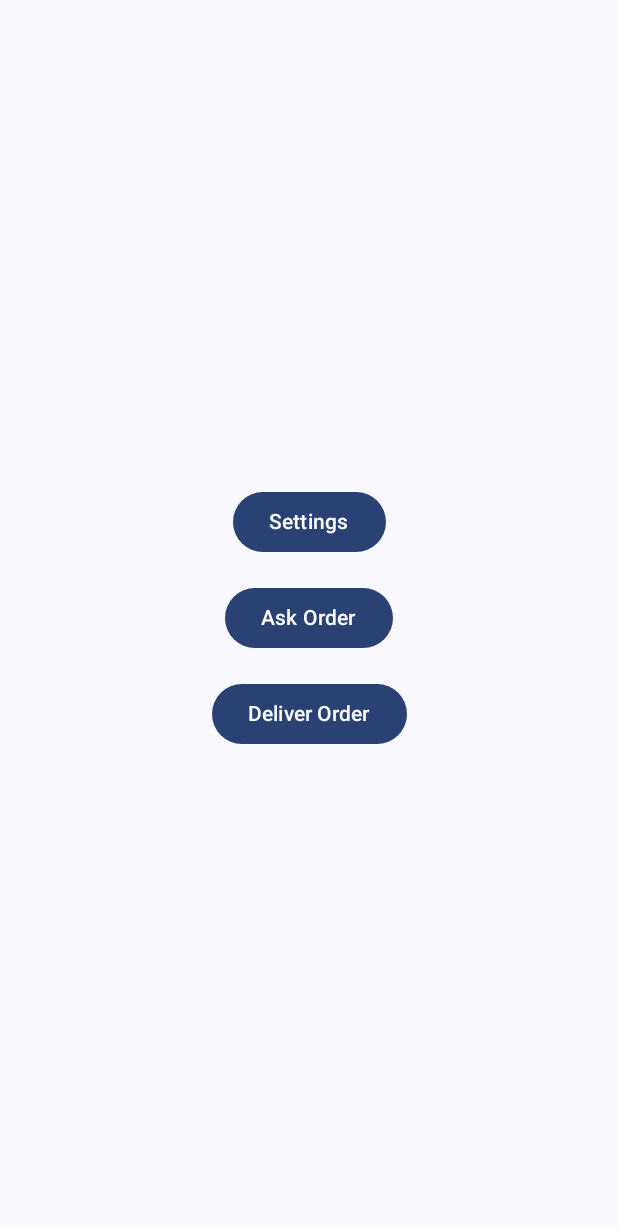
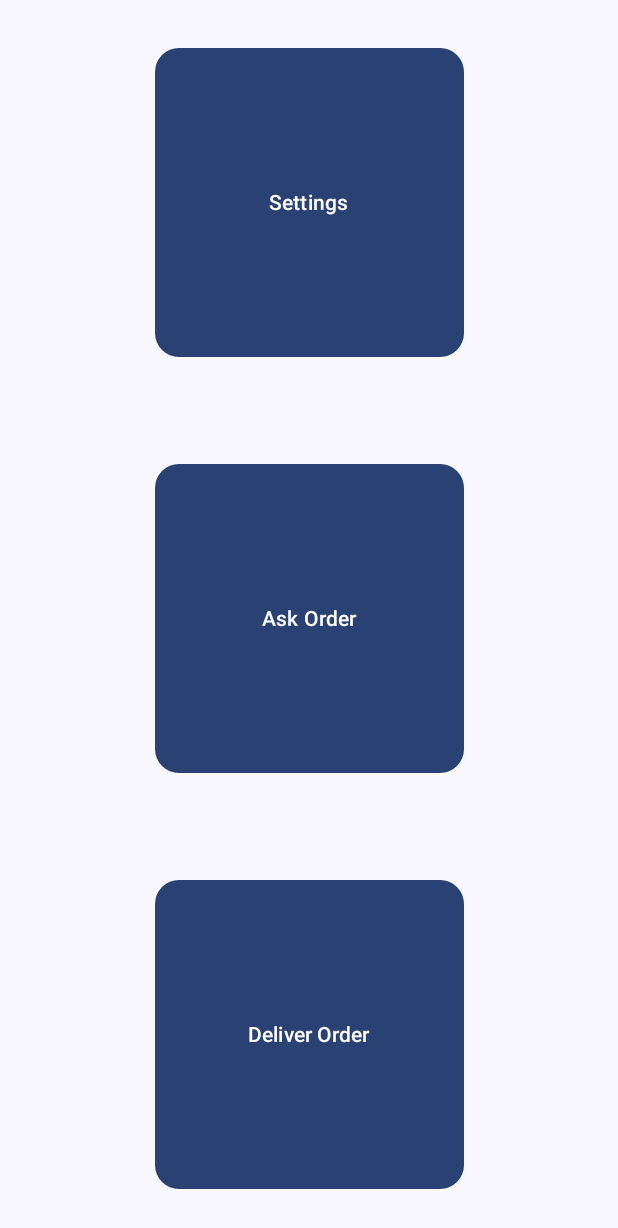
Before and after one commit to Andy-Leo10/restaurant, an Android app built with Jetpack Compose: the first screen one second after launch (MainActivity), on a phone screen of 412 x 824 dp. Shown: the top 1228 px of the screen. Run offline under Robolectric (Android 15) with nearby library versions, the phone set to English and light mode, and no system bars.

Commit message:
Main screen changed and responsive

```diff
--- a/app/src/main/java/com/example/restaurant/MainActivity.kt
+++ b/app/src/main/java/com/example/restaurant/MainActivity.kt
@@ -1,7 +1,7 @@
 package com.example.restaurant
+import com.example.restaurant.ui.theme.RestaurantTheme
 
 import android.os.Bundle
-import android.os.RemoteException
 import androidx.activity.ComponentActivity
 import androidx.activity.compose.setContent
 import androidx.activity.enableEdgeToEdge
@@ -14,16 +14,10 @@ import androidx.compose.ui.Modifier
 import androidx.compose.ui.Alignment
 import androidx.compose.ui.tooling.preview.Preview
 import androidx.compose.ui.unit.dp
-import com.example.restaurant.ui.theme.RestaurantTheme
-
-import com.ainirobot.coreservice.client.RobotApi
-import com.ainirobot.coreservice.client.ApiListener
 import android.util.Log
-import androidx.lifecycle.DefaultLifecycleObserver
-import androidx.lifecycle.LifecycleOwner
-import com.ainirobot.coreservice.client.Definition
-import com.ainirobot.coreservice.client.StatusListener
-import com.ainirobot.coreservice.client.listener.CommandListener
+import androidx.compose.ui.platform.LocalConfiguration
+import android.content.res.Configuration
+import androidx.compose.foundation.shape.RoundedCornerShape
 
 // components
 import com.example.restaurant.components.ScreenSizeComponent
@@ -34,7 +28,7 @@ class MainActivity : ComponentActivity() {
     override fun onCreate(savedInstanceState: Bundle?) {
         super.onCreate(savedInstanceState)
         enableEdgeToEdge()
-        RobotApiManager.connectToServer(this, this)
+        // RobotApiManager.connectToServer(this, this)
 
         setContent {
             RestaurantTheme {
@@ -42,22 +36,6 @@ class MainActivity : ComponentActivity() {
             }
         }
     }
-
-    // private fun setOrderCallback() {
-    //     // Set the callback for receiving order requests from the server
-    //     try {
-    //         RobotApi.getInstance().setRequestCallback(object : IRobotSettingApi.RequestCallback {
-    //             override fun onRequestReceived(request: String) {
-    //                 // Handle incoming requests from the server
-    //                 Log.i("MainActivity", "Request received: $request")
-    //                 // Add logic here to process the order
-    //             }
-    //         })
-    //         Log.i("MainActivity", "Order callback set successfully")
-    //     } catch (e: Exception) {
-    //         Log.e("MainActivity", "Failed to set order callback: ${e.message}", e)
-    //     }
-    // }
 }
 
 @Composable
@@ -82,34 +60,104 @@ fun MainScreen(
     onNavigateToAskOrder: () -> Unit = {},
     onNavigateToDeliverOrder: () -> Unit = {}
 ) {
+    val configuration = LocalConfiguration.current
+    val isPortrait = configuration.orientation == Configuration.ORIENTATION_PORTRAIT
+
     Scaffold(modifier = Modifier.fillMaxSize()) { innerPadding ->
+        if (isPortrait) {
+            // Grid of 3x1 for portrait mode
             Column(
                 modifier = Modifier
                     .padding(innerPadding)
-                .fillMaxSize()
-                .padding(16.dp),
-            verticalArrangement = Arrangement.Center,
+                    .fillMaxSize(),
+                verticalArrangement = Arrangement.SpaceEvenly,
                 horizontalAlignment = Alignment.CenterHorizontally
             ) {
-            Button(onClick = onNavigateToSettings) {
+                Button(
+                    onClick = onNavigateToSettings,
+                    modifier = Modifier
+                        .fillMaxWidth(0.5f)
+                        .aspectRatio(1f),
+                    shape = RoundedCornerShape(16.dp)
+                ) {
                     Text("Settings")
                 }
-            Spacer(modifier = Modifier.height(16.dp))
-            Button(onClick = onNavigateToAskOrder) {
+                Spacer(modifier = Modifier.height(8.dp))
+                Button(
+                    onClick = onNavigateToAskOrder,
+                    modifier = Modifier
+                        .fillMaxWidth(0.5f)
+                        .aspectRatio(1f),
+                    shape = RoundedCornerShape(16.dp)
+                ) {
                     Text("Ask Order")
                 }
-            Spacer(modifier = Modifier.height(16.dp))
-            Button(onClick = onNavigateToDeliverOrder) {
+                Spacer(modifier = Modifier.height(8.dp))
+                Button(
+                    onClick = onNavigateToDeliverOrder,
+                    modifier = Modifier
+                        .fillMaxWidth(0.5f)
+                        .aspectRatio(1f),
+                    shape = RoundedCornerShape(16.dp)
+                ) {
+                    Text("Deliver Order")
+                }
+            }
+        } else {
+            // Grid of 1x3 for landscape mode
+            Row(
+                modifier = Modifier
+                    .padding(innerPadding)
+                    .fillMaxSize(),
+                horizontalArrangement = Arrangement.SpaceEvenly,
+                verticalAlignment = Alignment.CenterVertically
+            ) {
+                Button(
+                    onClick = onNavigateToSettings,
+                    modifier = Modifier
+                        .fillMaxHeight(0.5f)
+                        .aspectRatio(1f),
+                    shape = RoundedCornerShape(16.dp)
+                ) {
+                    Text("Settings")
+                }
+                Spacer(modifier = Modifier.width(16.dp))
+                Button(
+                    onClick = onNavigateToAskOrder,
+                    modifier = Modifier
+                        .fillMaxHeight(0.5f)
+                        .aspectRatio(1f),
+                    shape = RoundedCornerShape(16.dp)
+                ) {
+                    Text("Ask Order")
+                }
+                Spacer(modifier = Modifier.width(16.dp))
+                Button(
+                    onClick = onNavigateToDeliverOrder,
+                    modifier = Modifier
+                        .fillMaxHeight(0.5f)
+                        .aspectRatio(1f),
+                    shape = RoundedCornerShape(16.dp)
+                ) {
                     Text("Deliver Order")
                 }
             }
         }
     }
+}
 
-@Preview(showBackground = true)
+@Preview(showBackground = true, widthDp = 500, heightDp = 284)
 @Composable
-fun DefaultPreview() {
+fun TabletPreview() {
     RestaurantTheme {
         MainScreen()
     }
 }
+
+@Preview(showBackground = true, widthDp = 360, heightDp = 568)
+@Composable
+fun PhonePreview() {
+    RestaurantTheme {
+        MainScreen()
+    }
+}
--- a/app/src/main/java/com/example/restaurant/components/ScreenSizeComponent.kt
+++ b/app/src/main/java/com/example/restaurant/components/ScreenSizeComponent.kt
@@ -7,7 +7,6 @@ import androidx.compose.foundation.layout.Arrangement
 import androidx.compose.material3.Text
 
 import androidx.compose.runtime.Composable
-import androidx.compose.ui.platform.LocalConfiguration
 import androidx.compose.ui.platform.LocalConfiguration
 import androidx.compose.ui.platform.LocalDensity
 
```
Also changed, not shown: app/src/main/java/com/example/restaurant/robot_utils/RobotApiManager.kt (+18 -1 lines). Lines whose indentation alone changed are shown as unchanged.
